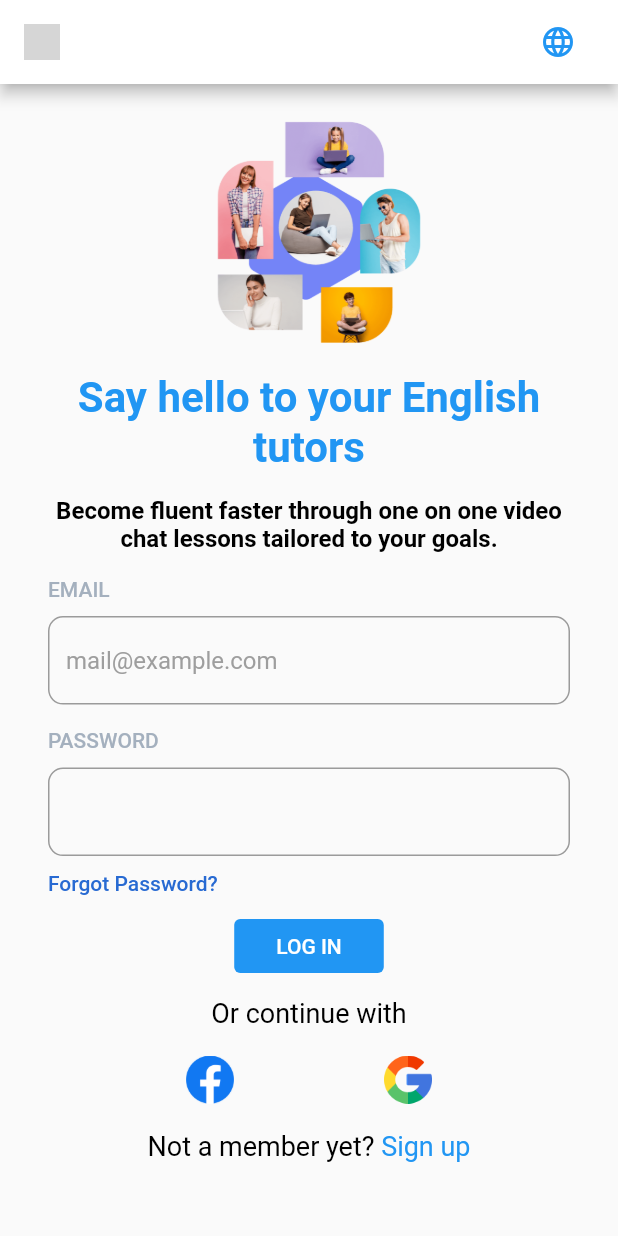
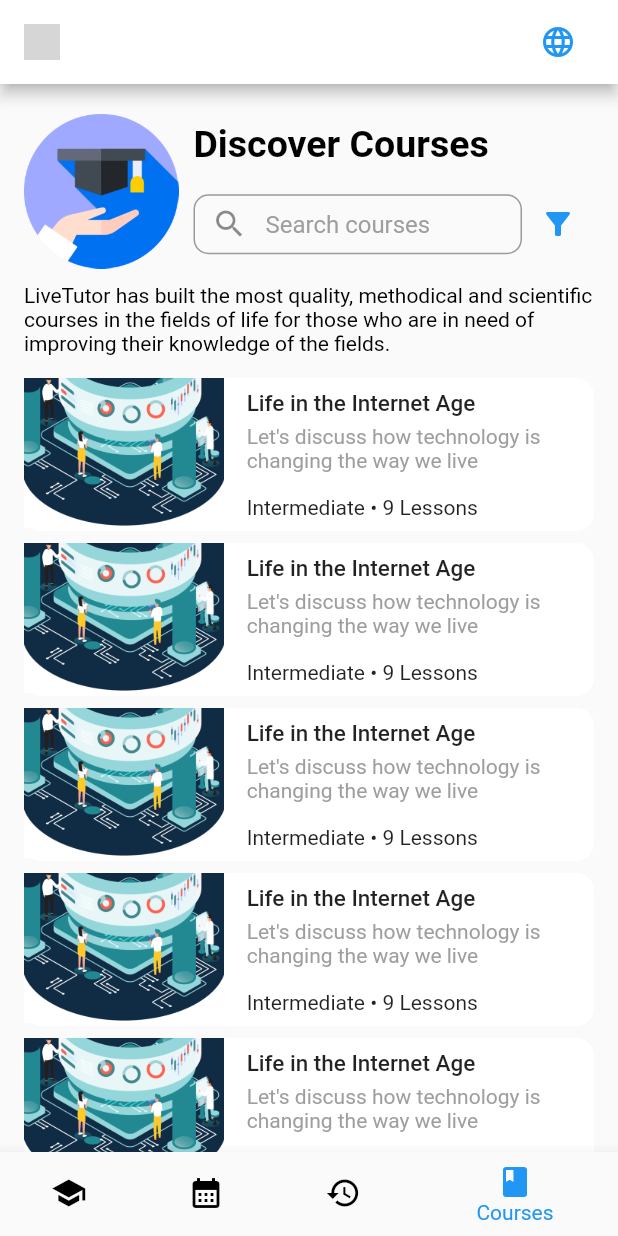
Before and after one commit to trongduc1509/lettutor_app, a Flutter app: the screen it shows after launch, on a phone screen of 412 x 824 dp. Run offline on Flutter 3.47's test engine with Material 2 defaults, Android fonts, the light colour scheme and no system bars; grey boxes are pictures that could not be loaded.

Commit message:
courses list ui

```diff
--- /dev/null
+++ b/lib/feature/courses/courses_list.dart
@@ -0,0 +1,116 @@
+import 'package:flutter/material.dart';
+import 'package:lettutor_app/feature/courses/entities/course_item.dart';
+
+class CoursesList extends StatefulWidget {
+  const CoursesList({Key? key}) : super(key: key);
+
+  @override
+  State<CoursesList> createState() => _CoursesListState();
+}
+
+class _CoursesListState extends State<CoursesList> {
+  final TextEditingController _controller = TextEditingController();
+
+  @override
+  Widget build(BuildContext context) {
+    return Scaffold(
+      body: SingleChildScrollView(
+        physics: const AlwaysScrollableScrollPhysics(),
+        child: Padding(
+          padding: const EdgeInsets.symmetric(
+            horizontal: 16.0,
+            vertical: 20.0,
+          ),
+          child: Column(
+            children: [
+              Row(
+                children: [
+                  Image.asset(
+                    'assets/images/courses.png',
+                    width: MediaQuery.of(context).size.width * 1 / 4,
+                  ),
+                  const SizedBox(
+                    width: 10.0,
+                  ),
+                  Expanded(
+                    child: Column(
+                      crossAxisAlignment: CrossAxisAlignment.start,
+                      children: [
+                        const Text(
+                          'Discover Courses',
+                          style: TextStyle(
+                            color: Colors.black,
+                            fontSize: 25.0,
+                            fontWeight: FontWeight.bold,
+                          ),
+                        ),
+                        const SizedBox(
+                          height: 15.0,
+                        ),
+                        Row(
+                          children: [
+                            Expanded(
+                              child: SizedBox(
+                                height: 40,
+                                child: TextFormField(
+                                  controller: _controller,
+                                  style: const TextStyle(
+                                    color: Colors.black,
+                                  ),
+                                  decoration: const InputDecoration(
+                                      hintText: 'Search courses',
+                                      hintStyle: TextStyle(color: Colors.grey),
+                                      contentPadding: EdgeInsets.symmetric(
+                                        vertical: 4.0,
+                                        horizontal: 0,
+                                      ),
+                                      prefixIcon: Icon(Icons.search),
+                                      border: OutlineInputBorder(
+                                          borderRadius: BorderRadius.all(
+                                              Radius.circular(10)),
+                                          borderSide: BorderSide(
+                                            color: Colors.grey,
+                                          ))),
+                                ),
+                              ),
+                            ),
+                            IconButton(
+                                onPressed: () {},
+                                icon: const Icon(
+                                  Icons.filter_alt,
+                                  color: Colors.blue,
+                                ))
+                          ],
+                        ),
+                      ],
+                    ),
+                  )
+                ],
+              ),
+              const SizedBox(
+                height: 10.0,
+              ),
+              const Text(
+                'LiveTutor has built the most quality, methodical and scientific courses in the fields of life for those who are in need of improving their knowledge of the fields.',
+                style: TextStyle(color: Colors.black),
+              ),
+              const SizedBox(
+                height: 15.0,
+              ),
+              ListView.separated(
+                physics: const NeverScrollableScrollPhysics(),
+                shrinkWrap: true,
+                itemCount: 20,
+                itemBuilder: (context, index) => const CourseItem(),
+                separatorBuilder: (BuildContext context, int index) =>
+                    const SizedBox(
+                  height: 8.0,
+                ),
+              ),
+            ],
+          ),
+        ),
+      ),
+    );
+  }
+}
--- /dev/null
+++ b/lib/feature/courses/entities/course_item.dart
@@ -0,0 +1,66 @@
+import 'package:flutter/material.dart';
+
+class CourseItem extends StatelessWidget {
+  const CourseItem({Key? key}) : super(key: key);
+
+  @override
+  Widget build(BuildContext context) {
+    return Container(
+      decoration: BoxDecoration(
+        borderRadius: BorderRadius.circular(12.0),
+        color: Colors.white,
+      ),
+      child: Row(
+        mainAxisAlignment: MainAxisAlignment.start,
+        crossAxisAlignment: CrossAxisAlignment.start,
+        mainAxisSize: MainAxisSize.min,
+        children: [
+          Image.asset(
+            'assets/images/temp_course_item.png',
+            height: 100,
+          ),
+          const SizedBox(
+            width: 15.0,
+          ),
+          Expanded(
+            child: Padding(
+              padding: const EdgeInsets.symmetric(
+                vertical: 8.0,
+              ),
+              child: Column(
+                crossAxisAlignment: CrossAxisAlignment.start,
+                children: const [
+                  Text(
+                    'Life in the Internet Age',
+                    maxLines: 2,
+                    overflow: TextOverflow.ellipsis,
+                    style: TextStyle(
+                      fontSize: 15.0,
+                      fontWeight: FontWeight.w500,
+                    ),
+                  ),
+                  SizedBox(
+                    height: 5.0,
+                  ),
+                  Text(
+                    "Let's discuss how technology is changing the way we live",
+                    maxLines: 2,
+                    overflow: TextOverflow.ellipsis,
+                    style: TextStyle(
+                      color: Colors.grey,
+                      fontWeight: FontWeight.w400,
+                    ),
+                  ),
+                  SizedBox(
+                    height: 15.0,
+                  ),
+                  Text('Intermediate • 9 Lessons'),
+                ],
+              ),
+            ),
+          )
+        ],
+      ),
+    );
+  }
+}
--- /dev/null
+++ b/lib/feature/home/home_page.dart
@@ -0,0 +1,86 @@
+import 'package:flutter/material.dart';
+import 'package:lettutor_app/feature/courses/courses_list.dart';
+
+final GlobalKey<ScaffoldState> keyDrawerHomePage = GlobalKey();
+
+class HomePage extends StatefulWidget {
+  const HomePage({Key? key}) : super(key: key);
+
+  @override
+  State<HomePage> createState() => _HomePageState();
+}
+
+class _HomePageState extends State<HomePage>
+    with SingleTickerProviderStateMixin {
+  late final TabController _tabController;
+  late int _currentIndex;
+
+  @override
+  void initState() {
+    // TODO: implement initState
+    super.initState();
+    _tabController = TabController(length: 4, vsync: this);
+    _currentIndex = 3;
+  }
+
+  @override
+  Widget build(BuildContext context) {
+    return Scaffold(
+      appBar: AppBar(
+        backgroundColor: Colors.white,
+        automaticallyImplyLeading: false,
+        centerTitle: true,
+        title:
+            Row(mainAxisAlignment: MainAxisAlignment.spaceBetween, children: [
+          Image.asset(
+            'assets/images/lettutor_logo.png',
+            height: 24.0,
+          ),
+          IconButton(
+              onPressed: () {},
+              icon: Icon(
+                Icons.language,
+                size: 24.0,
+                color: Theme.of(context).primaryColor,
+              )),
+        ]),
+      ),
+      body: TabBarView(
+        controller: _tabController,
+        children: const [
+          CoursesList(),
+          CoursesList(),
+          CoursesList(),
+          CoursesList(),
+        ],
+      ),
+      bottomNavigationBar: BottomNavigationBar(
+          selectedItemColor: Colors.blue,
+          unselectedItemColor: Colors.black,
+          currentIndex: _currentIndex,
+          onTap: (_index) {
+            setState(() {
+              _currentIndex = _index;
+            });
+          },
+          items: const [
+            BottomNavigationBarItem(
+              icon: Icon(Icons.school),
+              label: 'Tutor',
+            ),
+            BottomNavigationBarItem(
+              icon: Icon(Icons.calendar_month),
+              label: 'Schedule',
+            ),
+            BottomNavigationBarItem(
+              icon: Icon(Icons.history),
+              label: 'History',
+            ),
+            BottomNavigationBarItem(
+              icon: Icon(Icons.book),
+              label: 'Courses',
+            ),
+          ]),
+    );
+  }
+}
--- a/lib/main.dart
+++ b/lib/main.dart
@@ -1,6 +1,7 @@
 import 'package:flutter/material.dart';
 
 import 'feature/authentication/login_page.dart';
+import 'feature/home/home_page.dart';
 
 void main() {
   runApp(const MyApp());
@@ -16,7 +17,7 @@ class MyApp extends StatelessWidget {
       theme: ThemeData(
         primarySwatch: Colors.blue,
       ),
-      home: const LoginPage(),
+      home: const HomePage(),
     );
   }
 }
--- /dev/null
+++ b/lib/shared/widgets/expansion_panel.dart
@@ -0,0 +1,68 @@
+import 'dart:ui';
+
+import 'package:flutter/material.dart';
+
+class ExpansionPanel extends StatelessWidget {
+  const ExpansionPanel({
+    Key? key,
+    required this.title,
+    required this.items,
+  }) : super(key: key);
+
+  final String title;
+  final List<ExpansionModel> items;
+
+  @override
+  Widget build(BuildContext context) {
+    return Theme(
+        data: Theme.of(context).copyWith(
+          dividerColor: Colors.transparent,
+        ),
+        child: ExpansionTile(
+          title: Text(
+            title,
+            style: const TextStyle(
+              color: Color(0xFF222222),
+              fontSize: 16.0,
+              fontWeight: FontWeight.w500,
+            ),
+          ),
+          expandedAlignment: Alignment.centerLeft,
+          tilePadding: const EdgeInsets.symmetric(
+            horizontal: 12.0,
+          ),
+          childrenPadding: const EdgeInsets.symmetric(
+            horizontal: 12.0,
+          ),
+          children: [
+            DecoratedBox(
+              decoration: BoxDecoration(
+                color: Theme.of(context).dividerColor,
+              ),
+              child: const SizedBox(
+                height: 1.0,
+              ),
+            ),
+            ...items.map((e) => Padding(
+                  padding: const EdgeInsets.symmetric(
+                    vertical: 4.0,
+                  ),
+                  child: Text(
+                    e.title,
+                    style: const TextStyle(
+                      fontWeight: FontWeight.w400,
+                    ),
+                  ),
+                )),
+          ],
+        ));
+  }
+}
+
+class ExpansionModel {
+  const ExpansionModel({
+    required this.title,
+  });
+
+  final String title;
+}
```
Also changed, not shown: assets/images/courses.png (added), assets/images/temp_course_item.png (added).
